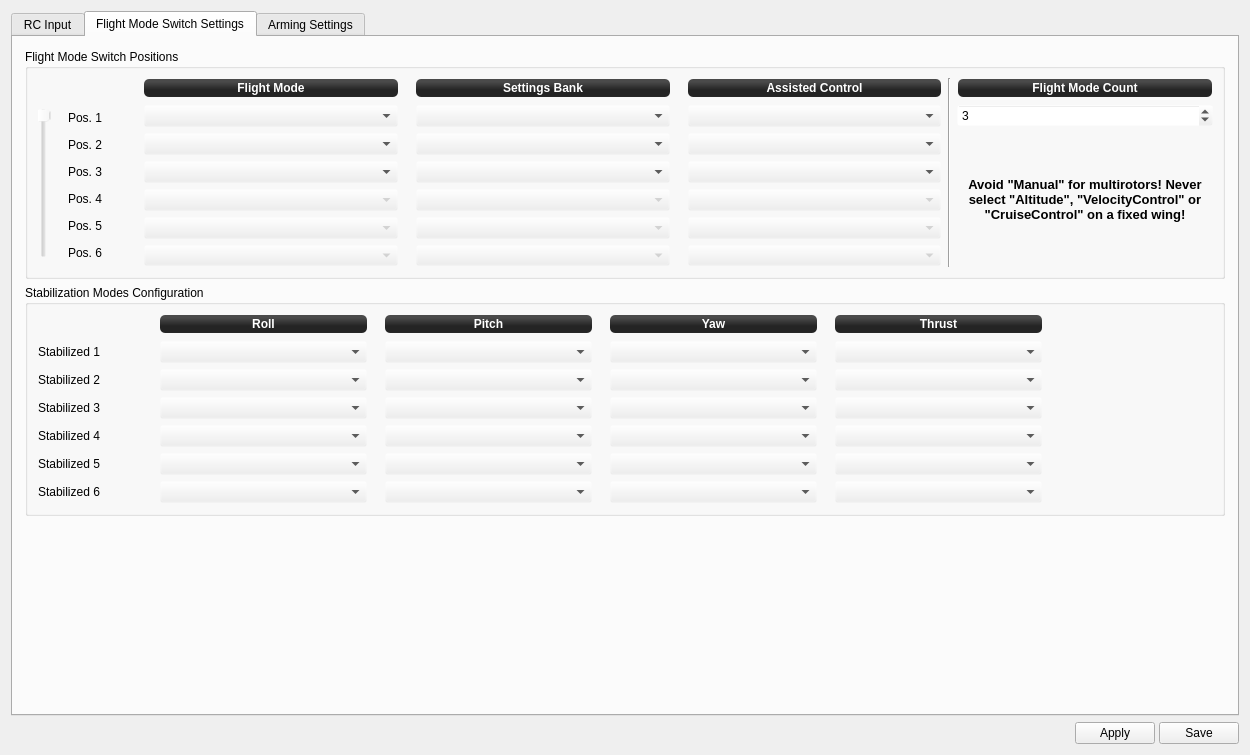
openpilot/OpenPilot, file ground/openpilotgcs/src/plugins/config/input.ui: the form before one commit.
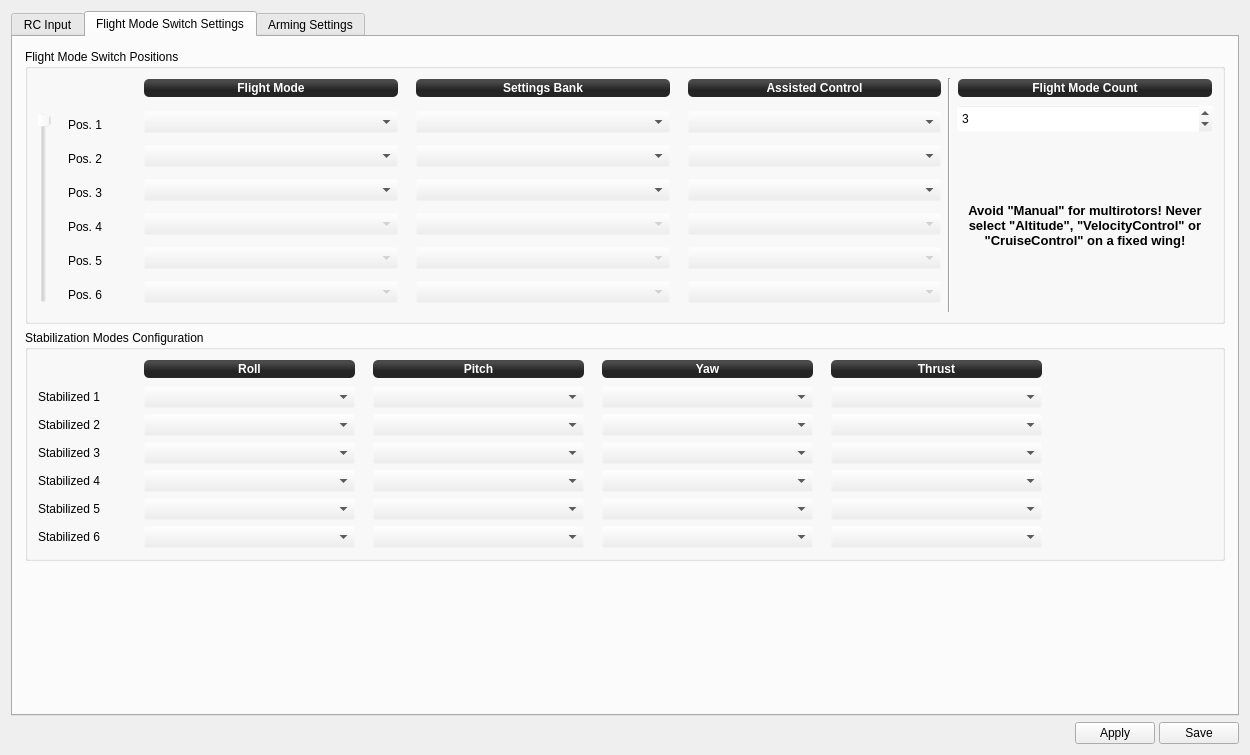
The form after the commit. The open tabs and pages were chosen to show the change. Icons and pictures are not drawn.

Commit message: Fixed Flight Mode layout

Patch:
```diff
--- a/ground/openpilotgcs/src/plugins/config/input.ui
+++ b/ground/openpilotgcs/src/plugins/config/input.ui
@@ -491,8 +491,8 @@
            <rect>
             <x>0</x>
             <y>0</y>
-            <width>730</width>
-            <height>554</height>
+            <width>1228</width>
+            <height>661</height>
            </rect>
           </property>
           <layout class="QGridLayout" name="gridLayout_7" rowstretch="1,0,0,0">
@@ -723,13 +723,13 @@
                <widget class="QFrame" name="frame_3">
                 <property name="minimumSize">
                  <size>
-                  <width>106</width>
+                  <width>90</width>
                   <height>0</height>
                  </size>
                 </property>
                 <property name="maximumSize">
                  <size>
-                  <width>105</width>
+                  <width>90</width>
                   <height>16777215</height>
                  </size>
                 </property>
@@ -1127,13 +1127,13 @@
              <property name="minimumSize">
               <size>
                <width>0</width>
-               <height>230</height>
+               <height>275</height>
               </size>
              </property>
              <property name="maximumSize">
               <size>
                <width>16777215</width>
-               <height>230</height>
+               <height>275</height>
               </size>
              </property>
              <property name="title">
@@ -1349,7 +1349,7 @@
                    <property name="maximumSize">
                     <size>
                      <width>16777215</width>
-                     <height>150</height>
+                     <height>200</height>
                     </size>
                    </property>
                    <property name="focusPolicy">
@@ -1759,6 +1759,12 @@
               </item>
               <item row="1" column="12">
                <widget class="QSpinBox" name="fmsPosNum">
+                <property name="maximumSize">
+                 <size>
+                  <width>16777215</width>
+                  <height>29</height>
+                 </size>
+                </property>
                 <property name="toolTip">
                  <string>Number of positions your FlightMode switch has.
 
```
Left out of the diff: 13 changed lines with no effect on the pictures.
